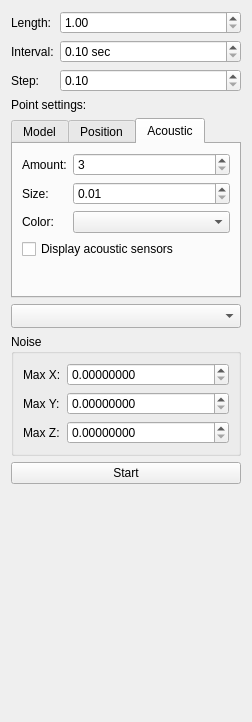
Above: controllPanel.ui from DimonPopov/PopovDS_9304_GraduateWork before the change. Below: the same form after it.
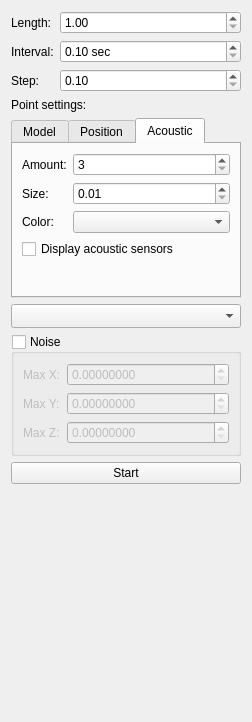
That is the form after the change. The open tabs and pages were chosen to show the change.

What changed in the file:
```diff
--- a/controllPanel.ui
+++ b/controllPanel.ui
@@ -279,6 +279,12 @@
      <property name="title">
       <string>Noise</string>
      </property>
+     <property name="checkable">
+      <bool>true</bool>
+     </property>
+     <property name="checked">
+      <bool>false</bool>
+     </property>
      <layout class="QFormLayout" name="formLayout_5">
       <item row="0" column="0">
        <widget class="QLabel" name="label_12">
```
Left out of the diff: 2 changed lines with no effect on the pictures.
